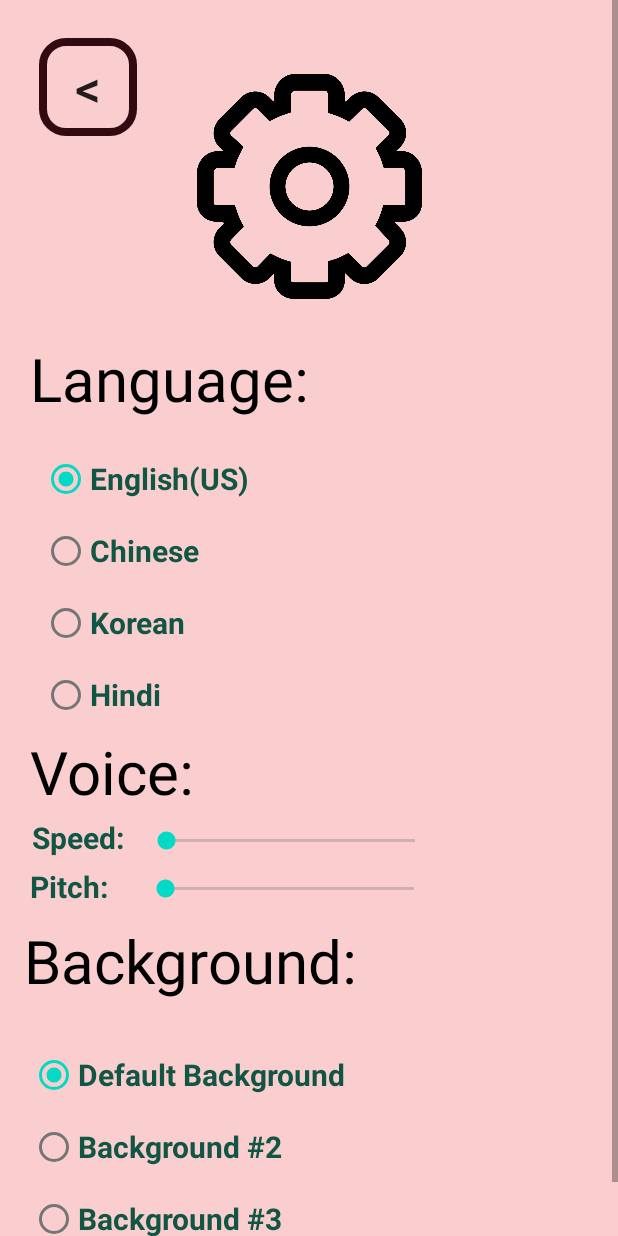
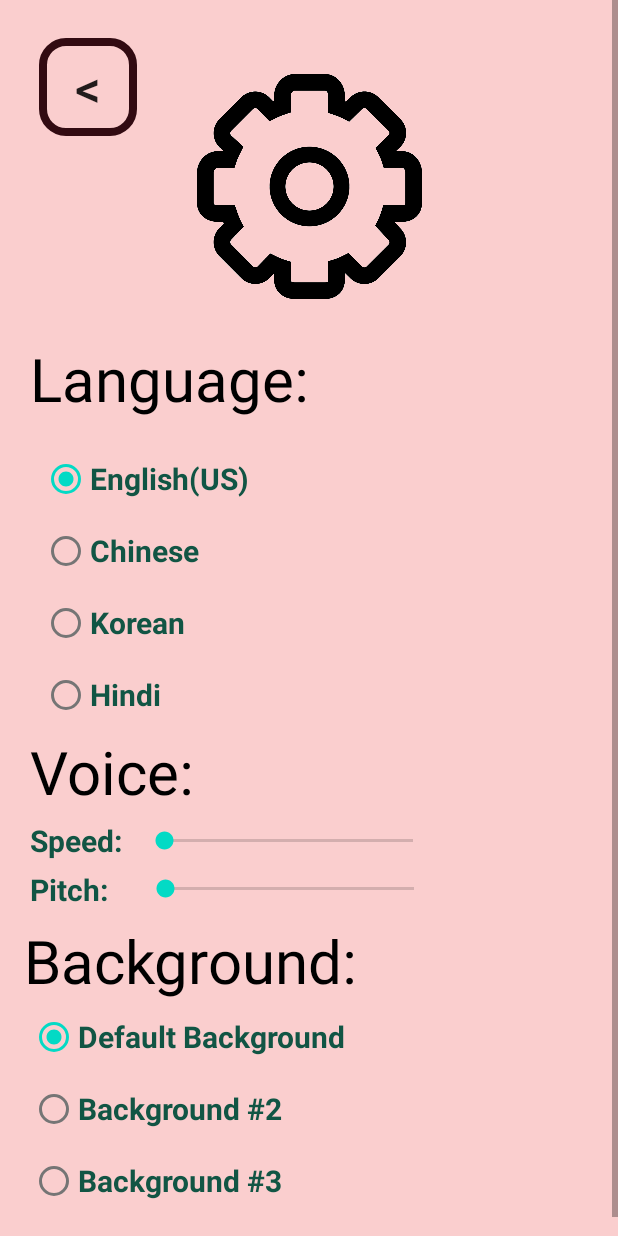
Before and after one commit to fayeezus/MedTalk-final, an Android app: the SettingsActivity screen opened directly, with no data from a screen before it, on a phone screen of 412 x 824 dp. Run offline under Robolectric (Android 15) with nearby library versions, the phone set to English and light mode, and no system bars.

Commit message:
settings changes

```diff
--- a/app/src/main/res/layout/activity_settings.xml
+++ b/app/src/main/res/layout/activity_settings.xml
@@ -158,7 +158,6 @@
             android:id="@+id/settings2"
             android:layout_width="wrap_content"
             android:layout_height="wrap_content"
-            android:layout_marginTop="25dp"
             android:orientation="vertical"
             app:layout_constraintStart_toStartOf="parent"
             app:layout_constraintTop_toBottomOf="@+id/BackgroundText">
@@ -206,8 +205,8 @@
             android:id="@+id/textView"
             android:layout_width="wrap_content"
             android:layout_height="wrap_content"
-            android:layout_marginStart="21dp"
-            android:layout_marginTop="3dp"
+            android:layout_marginStart="20dp"
+            android:layout_marginTop="5dp"
             android:text="@string/settings_2_voice4"
             android:textColor="#154"
             android:textSize="20sp"
```
